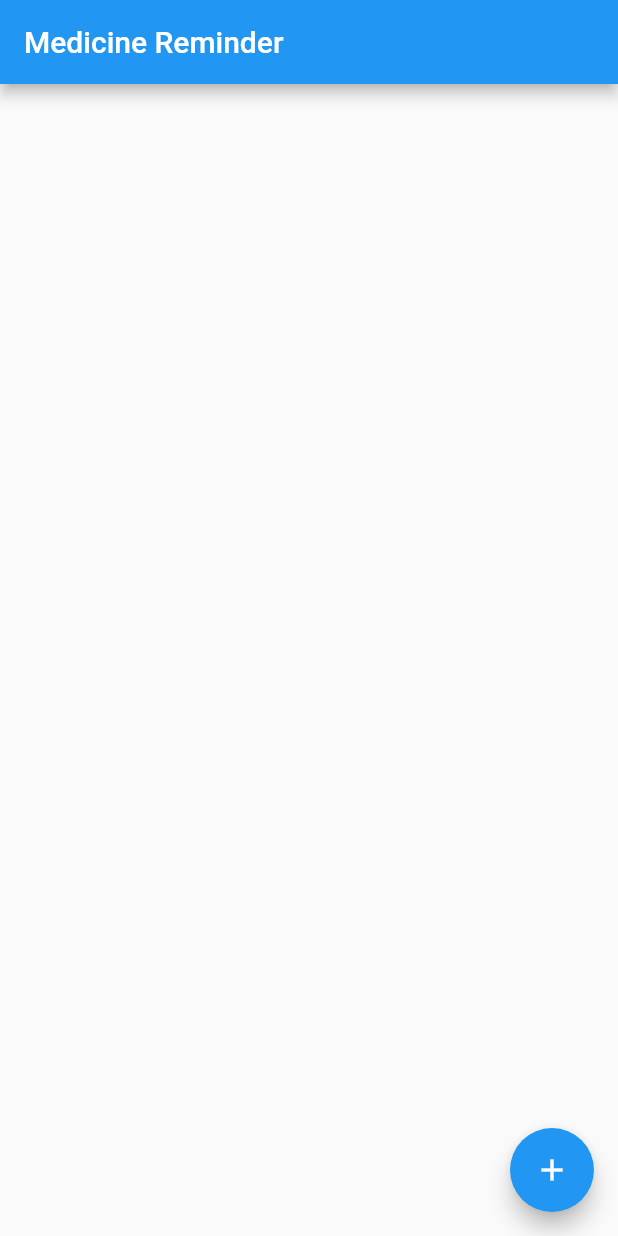
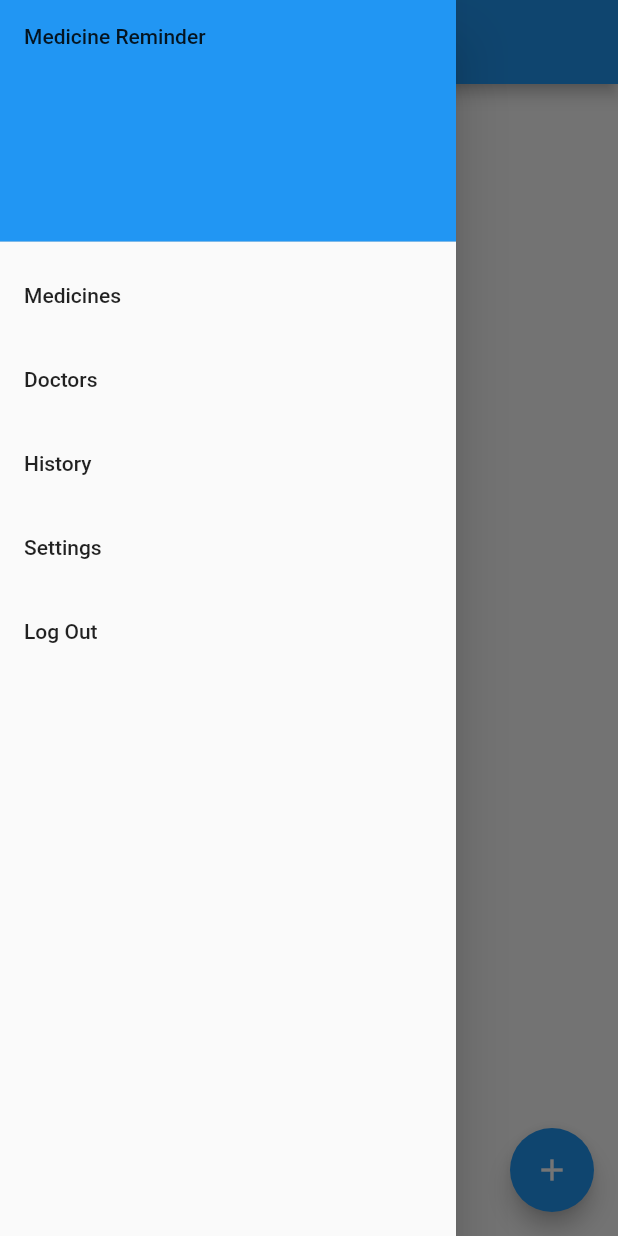
Before and after one commit to bryangerlach/MedicineReminder, a Flutter app: the screen it shows once a user with an empty profile is signed in, with the side drawer open (before the commit the screen has no drawer), on a phone screen of 412 x 824 dp. Run offline on Flutter 3.47's test engine with Material 2 defaults, Android fonts, the light colour scheme and no system bars; our stand-ins replace cloud_firestore, firebase_auth, firebase_core, firebase_storage; missing offline and left inert: flutterfire_ui; accounts and stored records are empty.

Commit message:
added a menu to the alarm screen, added option to edit/delete a medicine.

```diff
--- a/lib/screens/HomePage.dart
+++ b/lib/screens/HomePage.dart
@@ -17,8 +17,8 @@ class _HomePageState extends State<HomePage> {
   // text fields' controllers
   final TextEditingController _timeController = TextEditingController();
 
-  final CollectionReference _alarms =
-  FirebaseFirestore.instance.collection('users')
+  final CollectionReference _alarms = FirebaseFirestore.instance
+      .collection('users')
       .doc(_auth.currentUser?.uid)
       .collection("alarms");
 
@@ -39,10 +39,7 @@ class _HomePageState extends State<HomePage> {
                 left: 20,
                 right: 20,
                 // prevent the soft keyboard from covering text fields
-                bottom: MediaQuery
-                    .of(ctx)
-                    .viewInsets
-                    .bottom + 20),
+                bottom: MediaQuery.of(ctx).viewInsets.bottom + 20),
             child: Column(
               mainAxisSize: MainAxisSize.min,
               crossAxisAlignment: CrossAxisAlignment.start,
@@ -83,13 +80,61 @@ class _HomePageState extends State<HomePage> {
 
   //
   Future<void> _viewAlarm(String alarmId, bool isOn, String timeVal) async {
-      Navigator.pushNamed(context, MedicinesPage.routeName,
-          arguments: AlarmModel(alarmId, isOn, timeVal));
+    Navigator.pushNamed(context, MedicinesPage.routeName,
+        arguments: AlarmModel(alarmId, isOn, timeVal));
   }
 
   @override
   Widget build(BuildContext context) {
     return Scaffold(
+        drawer: Drawer(
+          child: ListView(
+            padding: EdgeInsets.zero,
+            children: [
+              const DrawerHeader(
+                decoration: BoxDecoration(
+                  color: Colors.blue,
+                ),
+                child: Text('Medicine Reminder'),
+              ),
+              ListTile(
+                title: const Text('Medicines'),
+                onTap: () {
+                  // Update the state of the app.
+                  // ...
+                },
+              ),
+              ListTile(
+                title: const Text('Doctors'),
+                onTap: () {
+                  // Update the state of the app.
+                  // ...
+                },
+              ),
+              ListTile(
+                title: const Text('History'),
+                onTap: () {
+                  // Update the state of the app.
+                  // ...
+                },
+              ),
+              ListTile(
+                title: const Text('Settings'),
+                onTap: () {
+                  // Update the state of the app.
+                  // ...
+                },
+              ),
+              ListTile(
+                title: const Text('Log Out'),
+                onTap: () {
+                  // Update the state of the app.
+                  // ...
+                },
+              ),
+            ],
+          ),
+        ),
       appBar: AppBar(
         title: const Text('Medicine Reminder'),
       ),
@@ -101,7 +146,8 @@ class _HomePageState extends State<HomePage> {
             return ListView.builder(
               itemCount: streamSnapshot.data!.docs.length,
               itemBuilder: (context, index) {
-                final DocumentSnapshot documentSnapshot = streamSnapshot.data!.docs[index];
+                final DocumentSnapshot documentSnapshot =
+                    streamSnapshot.data!.docs[index];
                 return Card(
                   margin: const EdgeInsets.all(10),
                   child: ListTile(
@@ -119,8 +165,10 @@ class _HomePageState extends State<HomePage> {
                           // view alarm medicines button
                           IconButton(
                               icon: const Icon(Icons.medication_liquid_rounded),
-                              onPressed: () =>
-                                  _viewAlarm(documentSnapshot.id, documentSnapshot['isOn'], documentSnapshot['timeVal'])),
+                              onPressed: () => _viewAlarm(
+                                  documentSnapshot.id,
+                                  documentSnapshot['isOn'],
+                                  documentSnapshot['timeVal'])),
                         ],
                       ),
                     ),
```
Also changed, not shown: lib/main.dart (+8 -9 lines), lib/screens/MedicinesPage.dart (+39 -15 lines), lib/screens/AuthGate.dart (line endings or trailing spaces), lib/src/AlarmModel.dart (line endings or trailing spaces).
